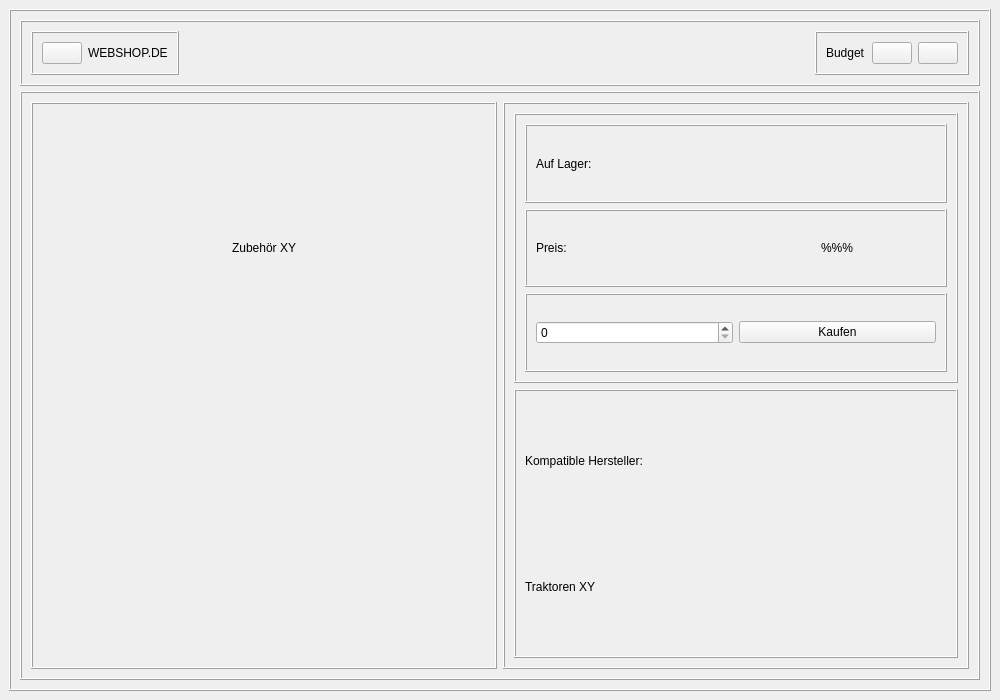
The window that frontend/accessoriesWindow.ui (nhatlam96/gui-xtraktor) describes before a commit, drawn with Qt 5.
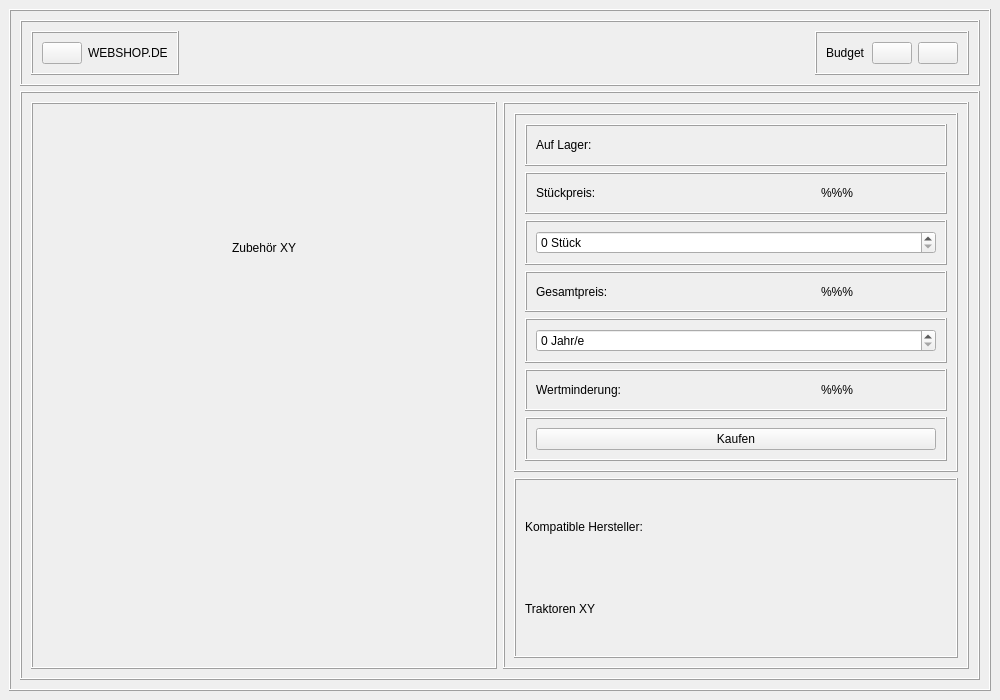
The same window after the commit. Icons and pictures are not drawn.

```diff
--- a/frontend/accessoriesWindow.ui
+++ b/frontend/accessoriesWindow.ui
@@ -252,7 +252,7 @@
             <property name="frameShadow">
              <enum>QFrame::Raised</enum>
             </property>
-            <layout class="QVBoxLayout" name="verticalLayout_4">
+            <layout class="QVBoxLayout" name="verticalLayout_4" stretch="2,1">
              <item>
               <widget class="QFrame" name="frame_5">
                <property name="frameShape">
@@ -327,7 +327,7 @@
                    <item alignment="Qt::AlignLeft">
                     <widget class="QLabel" name="preis_label">
                      <property name="text">
-                      <string>Preis:</string>
+                      <string>Stückpreis:</string>
                      </property>
                     </widget>
                    </item>
@@ -351,8 +351,95 @@
                   </property>
                   <layout class="QHBoxLayout" name="horizontalLayout_5">
                    <item>
-                    <widget class="QSpinBox" name="spinBox"/>
+                    <widget class="QSpinBox" name="anz_spinBox">
+                     <property name="suffix">
+                      <string> Stück</string>
+                     </property>
+                    </widget>
                    </item>
+                  </layout>
+                 </widget>
+                </item>
+                <item>
+                 <widget class="QFrame" name="frame_9">
+                  <property name="frameShape">
+                   <enum>QFrame::Box</enum>
+                  </property>
+                  <property name="frameShadow">
+                   <enum>QFrame::Raised</enum>
+                  </property>
+                  <layout class="QHBoxLayout" name="horizontalLayout_7">
+                   <item alignment="Qt::AlignLeft">
+                    <widget class="QLabel" name="ges_label">
+                     <property name="text">
+                      <string>Gesamtpreis:</string>
+                     </property>
+                    </widget>
+                   </item>
+                   <item alignment="Qt::AlignHCenter">
+                    <widget class="QLabel" name="ges_status">
+                     <property name="text">
+                      <string>%%%</string>
+                     </property>
+                    </widget>
+                   </item>
+                  </layout>
+                 </widget>
+                </item>
+                <item>
+                 <widget class="QFrame" name="frame_10">
+                  <property name="frameShape">
+                   <enum>QFrame::Box</enum>
+                  </property>
+                  <property name="frameShadow">
+                   <enum>QFrame::Raised</enum>
+                  </property>
+                  <layout class="QVBoxLayout" name="verticalLayout_8">
+                   <item>
+                    <widget class="QSpinBox" name="wert_spinBox">
+                     <property name="suffix">
+                      <string> Jahr/e</string>
+                     </property>
+                    </widget>
+                   </item>
+                  </layout>
+                 </widget>
+                </item>
+                <item>
+                 <widget class="QFrame" name="frame_11">
+                  <property name="frameShape">
+                   <enum>QFrame::Box</enum>
+                  </property>
+                  <property name="frameShadow">
+                   <enum>QFrame::Raised</enum>
+                  </property>
+                  <layout class="QHBoxLayout" name="horizontalLayout_8">
+                   <item alignment="Qt::AlignLeft">
+                    <widget class="QLabel" name="wert_label">
+                     <property name="text">
+                      <string>Wertminderung:</string>
+                     </property>
+                    </widget>
+                   </item>
+                   <item alignment="Qt::AlignHCenter">
+                    <widget class="QLabel" name="wert_status">
+                     <property name="text">
+                      <string>%%%</string>
+                     </property>
+                    </widget>
+                   </item>
+                  </layout>
+                 </widget>
+                </item>
+                <item>
+                 <widget class="QFrame" name="frame_7">
+                  <property name="frameShape">
+                   <enum>QFrame::Box</enum>
+                  </property>
+                  <property name="frameShadow">
+                   <enum>QFrame::Raised</enum>
+                  </property>
+                  <layout class="QVBoxLayout" name="verticalLayout_5">
                    <item>
                     <widget class="QPushButton" name="buy_Button">
                      <property name="text">
```
